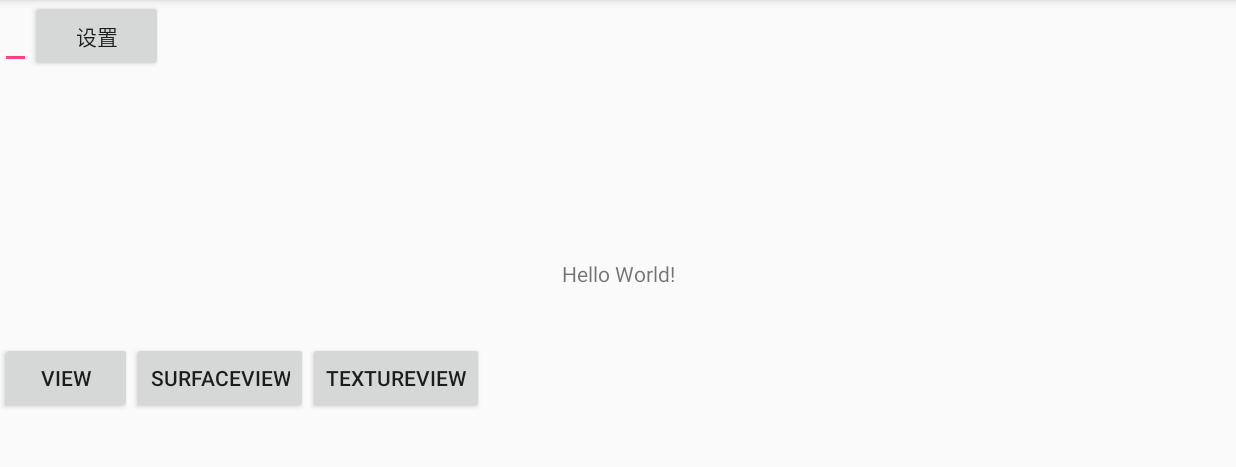
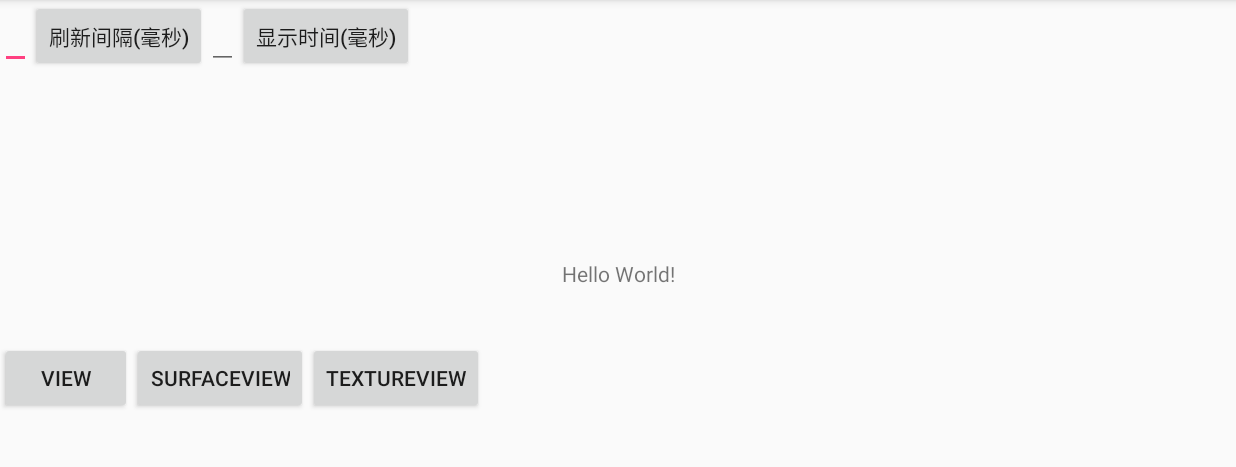
Before and after one commit to Joyounger/BulletComments, an Android app: the screen it shows after launch (MainActivity), on a phone screen of 824 x 412 dp (held sideways), the part 72-539 px from its top. Run offline under Robolectric (Android 15) with nearby library versions, the phone set to English and light mode, and no system bars.

Commit message:
支持设置弹幕显示时间
Signed-off-by: Joyounger <942510346@qq.com>

```diff
--- a/app/src/main/java/com/example/app/bulletcomments/MainActivity.java
+++ b/app/src/main/java/com/example/app/bulletcomments/MainActivity.java
@@ -9,7 +9,8 @@ import android.widget.EditText;
 import android.widget.LinearLayout;
 
 public class MainActivity extends AppCompatActivity {
-    public int time;
+    public int amount;
+    public long time;
 
     @Override
     protected void onCreate(Bundle savedInstanceState) {
@@ -22,15 +23,28 @@ public class MainActivity extends AppCompatActivity {
         final  LinearLayout operationLayout = (LinearLayout) findViewById(R.id.operation_layout);
         final Button setFlashTime = (Button) findViewById(R.id.button0);
         final EditText editText = (EditText) findViewById(R.id.flashtime);
+        final Button setSpeed = (Button) findViewById(R.id.btn_time);
+        final EditText speedText = (EditText) findViewById(R.id.time);
 
         setFlashTime.setOnClickListener(new View.OnClickListener() {
             @Override
             public void onClick(View view) {
                 String content = editText.getText().toString();
                 if (!TextUtils.isEmpty(content)) {
+                    amount = Integer.parseInt(content);
+                }
+                editText.setText("");
+                //addDanmaku(content, true);
+            }
+        });
+        setSpeed.setOnClickListener(new View.OnClickListener() {
+            @Override
+            public void onClick(View view) {
+                String content = speedText.getText().toString();
+                if (!TextUtils.isEmpty(content)) {
                     time = Integer.parseInt(content);
                 }
-                editText.setText("");
+                speedText.setText("");
                 //addDanmaku(content, true);
             }
         });
@@ -39,7 +53,8 @@ public class MainActivity extends AppCompatActivity {
             public void onClick(View v) {
                 FloatView mFloatView;
                 mFloatView = new FloatView(getApplicationContext());
-                mFloatView.flashtime = time;
+                mFloatView.flashtime = amount;
+                mFloatView.showtime = time;
                 int floatHeight = mFloatView.getStatusBarHeight();
                 mFloatView.createDanmakuView(1,0, floatHeight);
                 mFloatView.addDanmakuView();
@@ -49,7 +64,8 @@ public class MainActivity extends AppCompatActivity {
             public void onClick(View v) {
                 FloatView mFloatView;
                 mFloatView = new FloatView(getApplicationContext());
-                mFloatView.flashtime = time;
+                mFloatView.flashtime = amount;
+                mFloatView.showtime = time;
                 int floatHeight = mFloatView.getStatusBarHeight();
                 mFloatView.createDanmakuView(2,0, floatHeight);
                 mFloatView.addDanmakuSurfaceView();
@@ -59,7 +75,8 @@ public class MainActivity extends AppCompatActivity {
             public void onClick(View v) {
                 FloatView mFloatView;
                 mFloatView = new FloatView(getApplicationContext());
-                mFloatView.flashtime = time;
+                mFloatView.flashtime = amount;
+                mFloatView.showtime = time;
                 int floatHeight = mFloatView.getStatusBarHeight();
                 mFloatView.createDanmakuView(3,0, floatHeight);
                 mFloatView.addDanmakuTextureView();
--- a/app/src/main/res/layout/activity_main.xml
+++ b/app/src/main/res/layout/activity_main.xml
@@ -27,7 +27,18 @@
 
         <Button
             android:id="@+id/button0"
-            android:text="设置"
+            android:text="刷新间隔(毫秒)"
+            android:layout_width="wrap_content"
+            android:layout_height="wrap_content" />
+
+        <EditText
+            android:id="@+id/time"
+            android:layout_width="wrap_content"
+            android:layout_height="wrap_content" />
+
+        <Button
+            android:id="@+id/btn_time"
+            android:text="显示时间(毫秒)"
             android:layout_width="wrap_content"
             android:layout_height="wrap_content" />
     </LinearLayout>
```
Also changed, not shown: app/src/main/java/com/example/app/bulletcomments/FloatView.java (+15 -3 lines).
